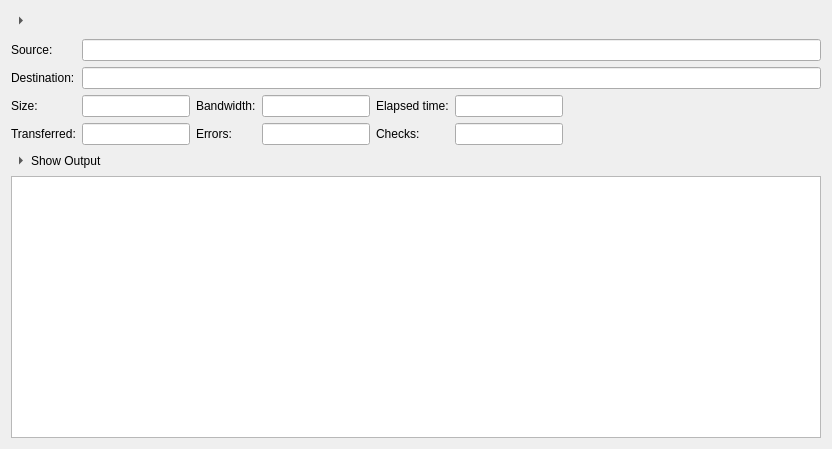
Above: src/job_widget.ui from SysAdminDoc/RcloneBrowserNG before the change. Below: the same form after it.
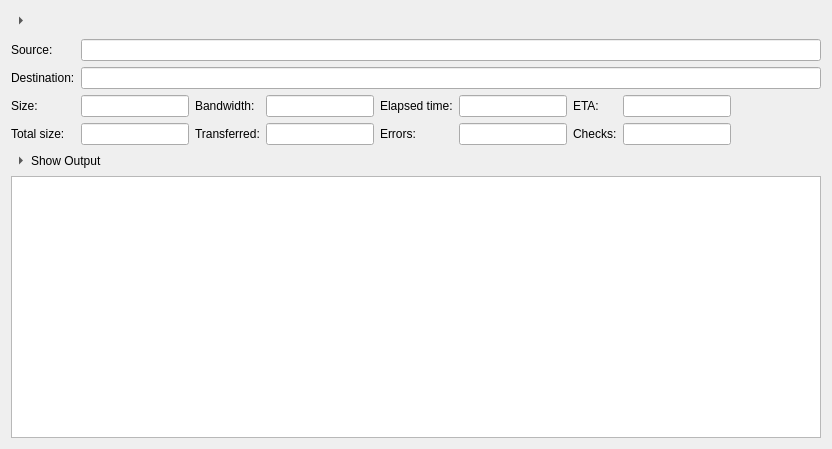
That is the form after the change.

Commit message: fix transfer progress display

Diff of the .ui file:
```diff
--- a/src/job_widget.ui
+++ b/src/job_widget.ui
@@ -99,8 +99,18 @@
         </property>
        </spacer>
       </item>
+     <item row="3" column="0">
+       <widget class="QLabel" name="label_4a">
+        <property name="text">
+         <string>Total size:</string>
+        </property>
+        <property name="buddy">
+         <cstring>totalsize</cstring>
+        </property>
+       </widget>
+      </item>
       <item row="3" column="1">
-       <widget class="QLineEdit" name="transferred">
+       <widget class="QLineEdit" name="totalsize">
         <property name="sizePolicy">
          <sizepolicy hsizetype="Fixed" vsizetype="Fixed">
           <horstretch>0</horstretch>
@@ -115,8 +125,18 @@
         </property>
        </widget>
       </item>
+     <item row="3" column="2">
+       <widget class="QLabel" name="label_4">
+        <property name="text">
+         <string>Transferred:</string>
+        </property>
+        <property name="buddy">
+         <cstring>transferred</cstring>
+        </property>
+       </widget>
+      </item>
       <item row="3" column="3">
-       <widget class="QLineEdit" name="errors">
+       <widget class="QLineEdit" name="transferred">
         <property name="sizePolicy">
          <sizepolicy hsizetype="Fixed" vsizetype="Fixed">
           <horstretch>0</horstretch>
@@ -131,7 +151,7 @@
         </property>
        </widget>
       </item>
-      <item row="3" column="2">
+      <item row="3" column="4">
        <widget class="QLabel" name="label_7">
         <property name="text">
          <string>Errors:</string>
@@ -141,7 +161,23 @@
         </property>
        </widget>
       </item>
-      <item row="3" column="4">
+     <item row="3" column="5">
+       <widget class="QLineEdit" name="errors">
+        <property name="sizePolicy">
+         <sizepolicy hsizetype="Fixed" vsizetype="Fixed">
+          <horstretch>0</horstretch>
+          <verstretch>0</verstretch>
+         </sizepolicy>
+        </property>
+        <property name="alignment">
+         <set>Qt::AlignRight|Qt::AlignTrailing|Qt::AlignVCenter</set>
+        </property>
+        <property name="readOnly">
+         <bool>true</bool>
+        </property>
+       </widget>
+      </item>
+      <item row="3" column="6">
        <widget class="QLabel" name="label_8">
         <property name="text">
          <string>Checks:</string>
@@ -151,6 +187,22 @@
         </property>
        </widget>
       </item>
+     <item row="3" column="7">
+       <widget class="QLineEdit" name="checks">
+        <property name="sizePolicy">
+         <sizepolicy hsizetype="Fixed" vsizetype="Fixed">
+          <horstretch>0</horstretch>
+          <verstretch>0</verstretch>
+         </sizepolicy>
+        </property>
+        <property name="alignment">
+         <set>Qt::AlignRight|Qt::AlignTrailing|Qt::AlignVCenter</set>
+        </property>
+        <property name="readOnly">
+         <bool>true</bool>
+        </property>
+       </widget>
+      </item>
       <item row="2" column="2">
        <widget class="QLabel" name="label_6">
         <property name="text">
@@ -236,10 +288,10 @@
         </property>
        </widget>
       </item>
-      <item row="3" column="0">
-       <widget class="QLabel" name="label_4">
+      <item row="2" column="6">
+       <widget class="QLabel" name="label_eta">
         <property name="text">
-         <string>Transferred:</string>
+         <string>ETA:</string>
         </property>
         <property name="buddy">
          <cstring>transferred</cstring>
@@ -320,8 +372,8 @@
         </property>
        </widget>
       </item>
-      <item row="3" column="5">
-       <widget class="QLineEdit" name="checks">
+      <item row="2" column="7">
+       <widget class="QLineEdit" name="eta">
         <property name="sizePolicy">
          <sizepolicy hsizetype="Fixed" vsizetype="Fixed">
           <horstretch>0</horstretch>
```
Left out of the diff: 2 changed lines with no effect on the pictures. The commit also changes 1 other file.
